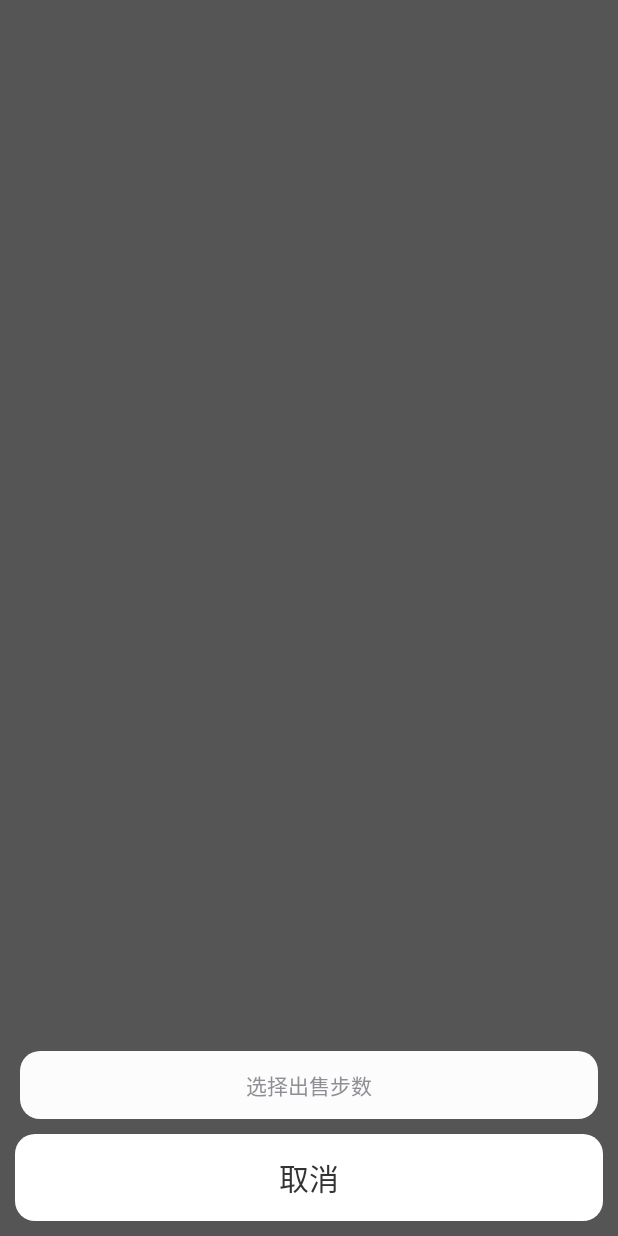
After one commit to kkuu/kkutils, an Android app: the layout kk_dialog_dibu_xuanze.xml on its own in the app's theme, with its tools: preview values and no code run, on a phone screen of 412 x 824 dp. The commit adds this screen. Run offline under Robolectric (Android 15) with nearby library versions, the light colour scheme and no system bars.

Commit message:
底部选择弹出框简单

```diff
--- /dev/null
+++ b/tools/src/main/res/drawable/kk_drawable_yuanjiao_13_bai.xml
@@ -0,0 +1,7 @@
+<?xml version="1.0" encoding="utf-8"?>
+<shape xmlns:android="http://schemas.android.com/apk/res/android">
+
+    <corners android:radius="13dp"></corners>
+    <solid android:color="#ffffff"  ></solid>
+
+</shape>
--- /dev/null
+++ b/tools/src/main/res/drawable/kk_drawable_yuanjiao_13_hui.xml
@@ -0,0 +1,7 @@
+<?xml version="1.0" encoding="utf-8"?>
+<shape xmlns:android="http://schemas.android.com/apk/res/android">
+
+    <corners android:radius="13dp"></corners>
+    <solid android:color="#fcfcfc"  ></solid>
+
+</shape>
--- /dev/null
+++ b/tools/src/main/res/layout/kk_dialog_dibu_xuanze.xml
@@ -0,0 +1,47 @@
+<?xml version="1.0" encoding="utf-8"?>
+
+
+<RelativeLayout xmlns:android="http://schemas.android.com/apk/res/android"
+    xmlns:app="http://schemas.android.com/apk/res-auto"
+    xmlns:tools="http://schemas.android.com/tools"
+    android:layout_width="match_parent"
+    android:layout_height="match_parent"
+    android:orientation="vertical"
+    tools:background="#555">
+
+    <LinearLayout
+        android:layout_width="match_parent"
+        android:layout_height="match_parent"
+        android:orientation="vertical">
+        <View android:layout_width="match_parent" android:layout_height="0dp" android:layout_weight="1" ></View>
+        <LinearLayout android:layout_marginLeft="13dp"
+            android:layout_marginRight="13dp"
+            android:background="@drawable/kk_drawable_yuanjiao_13_hui" android:orientation="vertical"
+            android:layout_width="match_parent"
+            android:layout_height="wrap_content">
+            <TextView
+                android:id="@+id/kk_tv_dialog_dibu_xuanze_title"
+                style="@style/kk_textview"
+                android:text="选择出售步数"
+                android:textColor="#ff8f8e94"
+                android:textSize="14dp"
+                android:layout_height="45dp"
+                android:layout_width="match_parent"
+                android:gravity="center"
+                />
+            <LinearLayout
+                android:id="@+id/kk_vg_dialog_dibu_xuanze_items"
+                android:layout_width="match_parent"
+                android:layout_height="wrap_content" android:orientation="vertical">
+
+            </LinearLayout>
+
+        </LinearLayout>
+        <TextView  android:id="@+id/kk_tv_dialog_dibu_xuanze_quxiao" style="@style/kk_tv_dibu_dialog_xuanze_btn"
+            android:layout_margin="10dp"
+            android:text="@string/quxiao" android:background="@drawable/kk_drawable_yuanjiao_13_bai"/>
+
+    </LinearLayout>
+
+
+</RelativeLayout>
--- a/tools/src/main/res/values/colors.xml
+++ b/tools/src/main/res/values/colors.xml
@@ -18,6 +18,6 @@
     <color name="kk_tv_h4">#cccccc</color>
     <color name="kk_tv_h5">#d7d7d7</color>
 
-
+    <color name="kk_line">#d7d7d7</color>
 
 </resources>
--- a/tools/src/main/res/values/styles.xml
+++ b/tools/src/main/res/values/styles.xml
@@ -22,7 +22,7 @@
     <style name="kk_line_h">
         <item name="android:layout_width">match_parent</item>
         <item name="android:layout_height">1px</item>
-        <item name="android:background">@color/kk_tv_h5</item>
+        <item name="android:background">@color/kk_line</item>
     </style>
     <style name="kk_line_v">
         <item name="android:layout_width">1px</item>
@@ -31,4 +31,12 @@
     </style>
 
 
+    <style name="kk_tv_dibu_dialog_xuanze_btn" parent="kk_textview">
+        <item name="android:textColor">#ff333333</item>
+        <item name="android:textSize">20dp</item>
+        <item name="android:layout_width">match_parent</item>
+        <item name="android:layout_height">58dp</item>
+        <item name="android:gravity">center</item>
+    </style>
+
 </resources>
```
Also changed, not shown: tools/src/main/java/utils/kkutils/parent/KKViewItemOnclickListener.java (added, +41 -0 lines), tools/src/main/java/utils/kkutils/ui/dialog/DialogSimple.java (+44 -0 lines).
